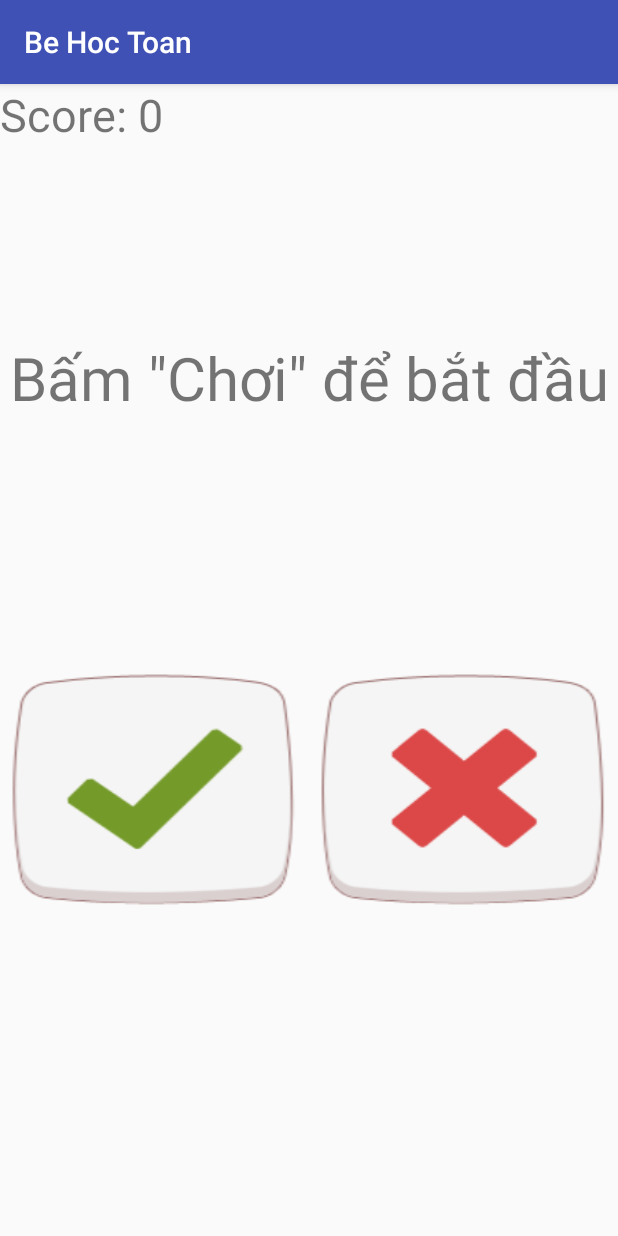
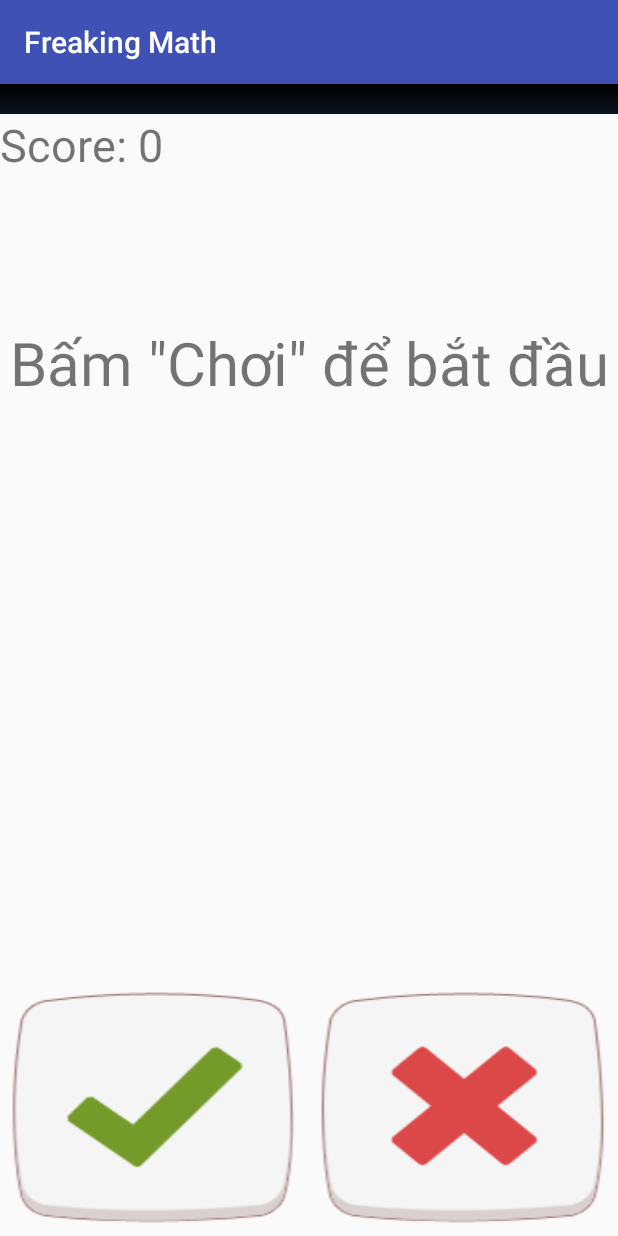
Before and after one commit to sunning97/BeHocToan, an Android app: the screen it shows after launch (MainActivity), on a phone screen of 412 x 824 dp. Run offline under Robolectric (Android 15) with nearby library versions, the phone set to English and light mode, and no system bars.

Commit message:
add sound , image & fix

```diff
--- a/app/src/main/java/com/example/giangnguyen/behoctoan/MainActivity.java
+++ b/app/src/main/java/com/example/giangnguyen/behoctoan/MainActivity.java
@@ -1,28 +1,41 @@
 package com.example.giangnguyen.behoctoan;
 
 import android.app.Dialog;
+import android.media.MediaPlayer;
 import android.os.Bundle;
 import android.os.CountDownTimer;
 import android.support.v7.app.AppCompatActivity;
 import android.view.View;
 import android.widget.ImageButton;
+import android.widget.ProgressBar;
+import android.widget.RelativeLayout;
 import android.widget.TextView;
 
 import java.util.Random;
-
 
 
 public class MainActivity extends AppCompatActivity {
     int a;
     int b;
     int c;
-    int diem = 0;
-    TextView score,cauhoi;
+    int score = 0;
+    int curr =100;
+
+
+    TextView Txt_score, cauhoi;
     ImageButton True, False;
-    CountDownTimer countDownTimer = new CountDownTimer(5000,1000) {
+    ProgressBar progressBar;
+    RelativeLayout bg;
+
+
+
+    CountDownTimer countDownTimer = new CountDownTimer(1800,10) {
         @Override
         public void onTick(long l) {
-            score.setText("" + l/1000);
+            if(curr>0) {
+                curr --;
+                progressBar.setProgress(curr);
+            }
         }
 
         @Override
@@ -30,6 +43,7 @@ public class MainActivity extends AppCompatActivity {
             GameoverDialog();
         }
     };
+
 
 
     @Override
@@ -40,16 +54,21 @@ public class MainActivity extends AppCompatActivity {
         Imag();
         PlayDialog();
 
+
         True.setOnClickListener(new View.OnClickListener() {
             @Override
             public void onClick(View view) {
 
                 if (a + b == c) {
+                    score++;
+                    Txt_score.setText("" + score);
+                    countDownTimer.cancel();
+                    trueSong();
                     load();
-                    countDownTimer.start();
 
+                } else {
+                    GameoverDialog();
                 }
-                else GameoverDialog();
             }
         });
 
@@ -58,71 +77,104 @@ public class MainActivity extends AppCompatActivity {
             public void onClick(View view) {
                 if (a + b != c) {
 
+                    score++;
+                    Txt_score.setText("" + score);
+                    countDownTimer.cancel();
+                    trueSong();
+
                     load();
-                    countDownTimer.start();
 
+                } else {
+                    GameoverDialog();
                 }
-                else GameoverDialog();
+
             }
         });
 
     }
 
-    private void PlayDialog()
-    {
+    private void PlayDialog() {
+
         final Dialog PlayDialog = new Dialog(MainActivity.this);
         PlayDialog.setContentView(R.layout.playlayout);
         PlayDialog.setCancelable(false);
-        ImageButton Play = (ImageButton) PlayDialog.findViewById(R.id.playImg1) ;
+        ImageButton Play = (ImageButton) PlayDialog.findViewById(R.id.playImg1);
         PlayDialog.show();
 
         Play.setOnClickListener(new View.OnClickListener() {
             @Override
             public void onClick(View view) {
                 load();
-                countDownTimer.start();
+                randomColor();
                 PlayDialog.dismiss();
             }
         });
     }
 
-    private void GameoverDialog()
-    {
+    private void GameoverDialog() {
+        countDownTimer.cancel();
+        gameOverSong();
         final Dialog GameOverDialog = new Dialog(MainActivity.this);
         GameOverDialog.setContentView(R.layout.game_over_dialog);
-        ImageButton Play = (ImageButton) GameOverDialog.findViewById(R.id.playImg2) ;
+        ImageButton Play = (ImageButton) GameOverDialog.findViewById(R.id.playImg2);
         GameOverDialog.setCancelable(false);
         GameOverDialog.show();
+
         Play.setOnClickListener(new View.OnClickListener() {
             @Override
             public void onClick(View view) {
+
+                score = 0;
+                Txt_score.setText("" + score);
                 load();
-                countDownTimer.start();
+                randomColor();
                 GameOverDialog.dismiss();
             }
         });
 
     }
-    private void load()
-    {
+
+    private void load() {
+        curr =100;
         Random random = new Random();
         a = random.nextInt(10) + 1;
         b = random.nextInt(10) + 1;
-        int temp = random.nextInt(5)+1 ;
+        int temp = random.nextInt(5) + 1;
 
-        if(temp%2 ==0)c = a + b;
-        else c = temp+a+b;
+        if (temp % 2 == 0) c = a + b;
+        else c = temp + a + b;
+
+        progressBar.setProgress(curr);
+        countDownTimer.start();
 
         cauhoi.setText(a + " + " + b + " = " + c);
     }
 
-    private  void Imag()
-    {
-        score = (TextView) findViewById(R.id.score);
+    private void Imag() {
+        Txt_score = (TextView) findViewById(R.id.score);
         cauhoi = (TextView) findViewById(R.id.cauhoi);
         True = (ImageButton) findViewById(R.id.True);
         False = (ImageButton) findViewById(R.id.False);
+        progressBar = (ProgressBar) findViewById(R.id.progressBar);
+        bg = (RelativeLayout) findViewById(R.id.bacground);
     }
 
+    private void gameOverSong()
+    {
+        MediaPlayer song = MediaPlayer.create(MainActivity.this, R.raw.game_over);
+        song.start();
+    }
 
+    private void trueSong()
+    {
+        MediaPlayer song = MediaPlayer.create(MainActivity.this, R.raw.coin);
+        song.start();
+    }
+
+    public void randomColor()
+    {
+        int[] androidColors = getResources().getIntArray(R.array.androidcolors);
+        int randomAndroidColor = androidColors[new Random().nextInt(androidColors.length)];
+        bg.setBackgroundColor(randomAndroidColor);
+    }
 }
--- /dev/null
+++ b/app/src/main/res/drawable/custom_progressbar.xml
@@ -0,0 +1,30 @@
+<layer-list xmlns:android="http://schemas.android.com/apk/res/android">
+
+    <!-- Define the background properties like color etc -->
+    <item android:id="@android:id/background">
+        <shape>
+            <gradient
+                android:startColor="#000001"
+                android:centerColor="#0b131e"
+                android:centerY="1.0"
+                android:endColor="#0d1522"
+                android:angle="270"
+                />
+        </shape>
+    </item>
+
+    <!-- Define the progress properties like start color, end color etc -->
+    <item android:id="@android:id/progress">
+        <clip>
+            <shape>
+                <gradient
+                    android:startColor="#ffffff"
+                    android:centerColor="#ffffff"
+                    android:centerY="1.0"
+                    android:endColor="#06101d"
+                    android:angle="270"
+                    />
+            </shape>
+        </clip>
+    </item>
+</layer-list>
--- a/app/src/main/res/layout/activity_main.xml
+++ b/app/src/main/res/layout/activity_main.xml
@@ -1,66 +1,77 @@
 <?xml version="1.0" encoding="utf-8"?>
-<RelativeLayout android:layout_height="match_parent"
+<RelativeLayout xmlns:android="http://schemas.android.com/apk/res/android"
     android:layout_width="match_parent"
-    xmlns:android="http://schemas.android.com/apk/res/android">
+    android:layout_height="match_parent"
+    android:id="@+id/bacground">
+
+
+        <ProgressBar
+            android:progressDrawable="@drawable/custom_progressbar"
+            android:id="@+id/progressBar"
+            style="@android:style/Widget.ProgressBar.Horizontal"
+            android:layout_width="match_parent"
+            android:layout_height="wrap_content"
+            android:layout_alignParentStart="true"
+            android:max="100" />
 
         <LinearLayout
-        android:id="@+id/layouttext"
-        android:orientation="horizontal"
+            android:layout_below="@id/progressBar"
             android:layout_width="match_parent"
-        android:layout_height="wrap_content">
+            android:layout_height="wrap_content"
+            android:id="@+id/linearLayout">
         <TextView
-        android:textSize="30sp"
+            android:layout_width="wrap_content"
+            android:layout_height="wrap_content"
             android:text="Score: "
-        android:layout_width="wrap_content"
-        android:layout_height="wrap_content" />
+            android:textSize="30sp" />
 
         <TextView
             android:id="@+id/score"
-            android:textSize="30sp"
+            android:layout_width="wrap_content"
+            android:layout_height="wrap_content"
             android:text="0"
-            android:layout_width="wrap_content"
-            android:layout_height="wrap_content" />
+            android:textSize="30sp" />
+        </LinearLayout>
+
         <TextView
 
-            android:textSize="30sp"
             android:id="@+id/cowntime"
             android:layout_width="wrap_content"
-            android:layout_height="wrap_content" />
-    </LinearLayout>
+            android:layout_height="wrap_content"
+            android:textSize="30sp" />
 
     <TextView
         android:id="@+id/cauhoi"
         android:layout_width="match_parent"
         android:layout_height="250dp"
-        android:layout_below="@+id/layouttext"
-        android:layout_marginTop="30sp"
         android:gravity="center"
         android:text='Bấm "Chơi" để bắt đầu'
-        android:textSize="40sp" />
+        android:textSize="40sp"
+        android:layout_below="@+id/linearLayout" />
 
 
     <LinearLayout
-        android:layout_marginTop="60dp"
         android:id="@+id/layoutbtn"
-        android:orientation="horizontal"
-        android:layout_below="@+id/cauhoi"
         android:layout_width="match_parent"
-        android:layout_height="wrap_content">
+        android:layout_height="wrap_content"
+        android:layout_alignParentBottom="true"
+        android:layout_alignParentStart="true"
+        android:orientation="horizontal">
+
         <ImageButton
-            android:background="@drawable/t"
-            android:layout_weight="1"
             android:id="@+id/True"
             android:layout_width="wrap_content"
-            android:layout_height="wrap_content" />
+            android:layout_height="wrap_content"
+            android:layout_weight="1"
+            android:background="@drawable/t" />
+
         <ImageButton
-            android:background="@drawable/f"
-            android:layout_weight="1"
             android:id="@+id/False"
             android:layout_width="wrap_content"
-            android:layout_height="wrap_content" />
+            android:layout_height="wrap_content"
+            android:layout_weight="1"
+            android:background="@drawable/f" />
     </LinearLayout>
 
 
-
-
 </RelativeLayout>
--- a/app/src/main/res/values/colors.xml
+++ b/app/src/main/res/values/colors.xml
@@ -3,4 +3,28 @@
     <color name="colorPrimary">#3F51B5</color>
     <color name="colorPrimaryDark">#303F9F</color>
     <color name="colorAccent">#FF4081</color>
+
+    <item name="blue" type="color">#FF33B5E5</item>
+    <item name="purple" type="color">#FFAA66CC</item>
+    <item name="green" type="color">#FF99CC00</item>
+    <item name="orange" type="color">#FFFFBB33</item>
+    <item name="red" type="color">#FFFF4444</item>
+    <item name="darkblue" type="color">#FF0099CC</item>
+    <item name="darkpurple" type="color">#FF9933CC</item>
+    <item name="darkgreen" type="color">#FF669900</item>
+    <item name="darkorange" type="color">#FFFF8800</item>
+    <item name="darkred" type="color">#ef9494</item>
+
+    <integer-array name="androidcolors">
+        <item>@color/blue</item>
+        <item>@color/purple</item>
+        <item>@color/green</item>
+        <item>@color/orange</item>
+        <item>@color/red</item>
+        <item>@color/darkblue</item>
+        <item>@color/darkpurple</item>
+        <item>@color/darkgreen</item>
+        <item>@color/darkorange</item>
+        <item>@color/darkred</item>
+    </integer-array>
 </resources>
--- a/app/src/main/res/values/strings.xml
+++ b/app/src/main/res/values/strings.xml
@@ -1,3 +1,3 @@
 <resources>
-    <string name="app_name">Be Hoc Toan</string>
+    <string name="app_name">Freaking Math</string>
 </resources>
```
Also changed, not shown: app/src/main/res/layout/game_over_dialog.xml (+8 -6 lines), 2 other files. Lines whose indentation alone changed are shown as unchanged.
